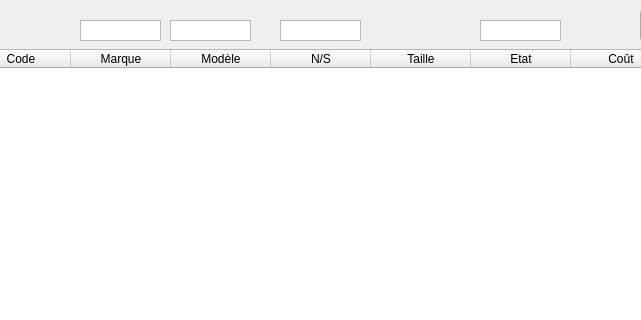
Old version of the form view/stockView.ui in the repository GruberAdam/TPI-Sploks; both pictures show x 140 to 781 and y 0 to 320 of the 1143 by 542 pixel window.
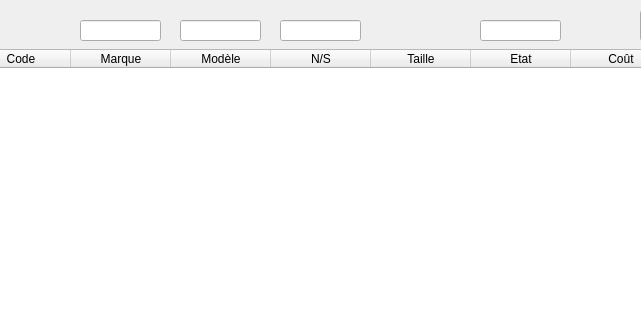
New version of the form.

Commit message: Filtrer avec la touche entrer fonctionnel

Diff of the .ui file:
```diff
--- a/view/stockView.ui
+++ b/view/stockView.ui
@@ -85,88 +85,6 @@
      </property>
     </column>
    </widget>
-   <widget class="QTextEdit" name="textSerialNumber">
-    <property name="geometry">
-     <rect>
-      <x>420</x>
-      <y>20</y>
-      <width>81</width>
-      <height>21</height>
-     </rect>
-    </property>
-    <property name="verticalScrollBarPolicy">
-     <enum>Qt::ScrollBarAlwaysOff</enum>
-    </property>
-    <property name="tabChangesFocus">
-     <bool>true</bool>
-    </property>
-    <property name="tabStopWidth">
-     <number>2</number>
-    </property>
-   </widget>
-   <widget class="QTextEdit" name="textBrand">
-    <property name="geometry">
-     <rect>
-      <x>220</x>
-      <y>20</y>
-      <width>81</width>
-      <height>21</height>
-     </rect>
-    </property>
-    <property name="verticalScrollBarPolicy">
-     <enum>Qt::ScrollBarAlwaysOff</enum>
-    </property>
-    <property name="tabChangesFocus">
-     <bool>true</bool>
-    </property>
-    <property name="tabStopWidth">
-     <number>1</number>
-    </property>
-   </widget>
-   <widget class="QTextEdit" name="textModel">
-    <property name="geometry">
-     <rect>
-      <x>310</x>
-      <y>20</y>
-      <width>81</width>
-      <height>21</height>
-     </rect>
-    </property>
-    <property name="verticalScrollBarPolicy">
-     <enum>Qt::ScrollBarAlwaysOff</enum>
-    </property>
-    <property name="tabChangesFocus">
-     <bool>true</bool>
-    </property>
-    <property name="tabStopWidth">
-     <number>3</number>
-    </property>
-   </widget>
-   <widget class="QTextEdit" name="textState">
-    <property name="geometry">
-     <rect>
-      <x>620</x>
-      <y>20</y>
-      <width>81</width>
-      <height>21</height>
-     </rect>
-    </property>
-    <property name="acceptDrops">
-     <bool>true</bool>
-    </property>
-    <property name="frameShape">
-     <enum>QFrame::StyledPanel</enum>
-    </property>
-    <property name="verticalScrollBarPolicy">
-     <enum>Qt::ScrollBarAlwaysOff</enum>
-    </property>
-    <property name="tabChangesFocus">
-     <bool>true</bool>
-    </property>
-    <property name="tabStopWidth">
-     <number>200</number>
-    </property>
-   </widget>
    <widget class="QPushButton" name="btnFiltrer">
     <property name="geometry">
      <rect>
@@ -180,6 +98,58 @@
      <string>Filtrer</string>
     </property>
    </widget>
+   <widget class="QLineEdit" name="textBrand">
+    <property name="geometry">
+     <rect>
+      <x>220</x>
+      <y>20</y>
+      <width>81</width>
+      <height>21</height>
+     </rect>
+    </property>
+    <property name="text">
+     <string/>
+    </property>
+   </widget>
+   <widget class="QLineEdit" name="textModel">
+    <property name="geometry">
+     <rect>
+      <x>320</x>
+      <y>20</y>
+      <width>81</width>
+      <height>21</height>
+     </rect>
+    </property>
+    <property name="text">
+     <string/>
+    </property>
+   </widget>
+   <widget class="QLineEdit" name="textSerialNumber">
+    <property name="geometry">
+     <rect>
+      <x>420</x>
+      <y>20</y>
+      <width>81</width>
+      <height>21</height>
+     </rect>
+    </property>
+    <property name="text">
+     <string/>
+    </property>
+   </widget>
+   <widget class="QLineEdit" name="textState">
+    <property name="geometry">
+     <rect>
+      <x>620</x>
+      <y>20</y>
+      <width>81</width>
+      <height>21</height>
+     </rect>
+    </property>
+    <property name="text">
+     <string/>
+    </property>
+   </widget>
    <zorder>btnFiltrer</zorder>
    <zorder>tableStock</zorder>
    <zorder>textSerialNumber</zorder>
```
Left out of the diff: 6 changed lines with no effect on the pictures. The commit also changes 1 other file.
